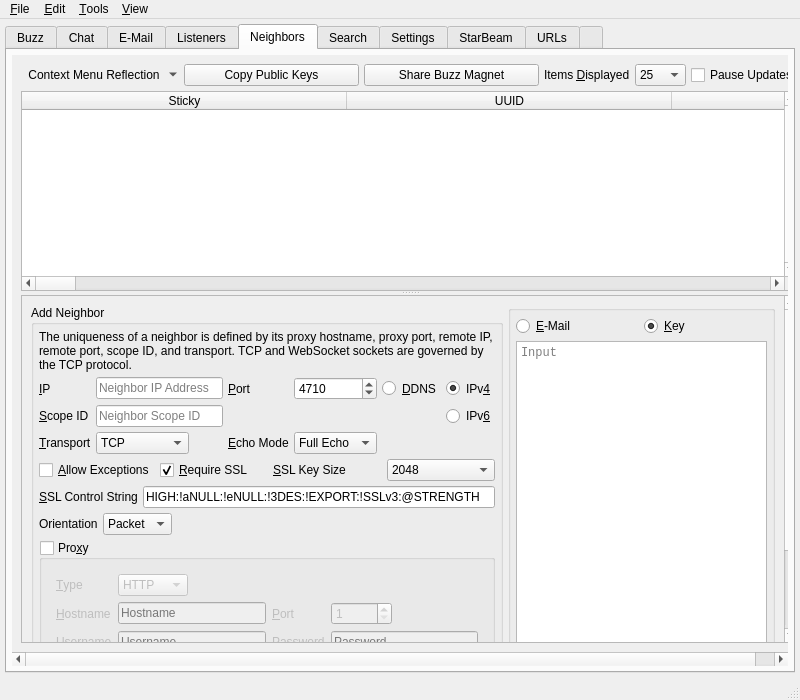
Above: branches/trunk/UI/spot-on-controlcenter.ui from textbrowser/spot-on before the change. Below: the same form after it.
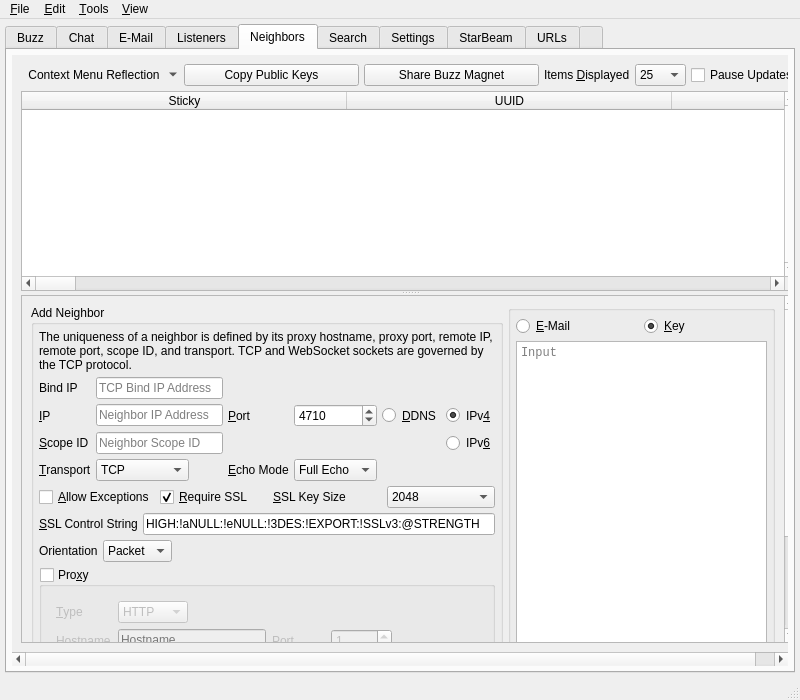
That is the form after the change. The open tabs and pages were chosen to show the change. Icons and pictures are not drawn. Custom widgets are drawn as their Qt base class.

Patch:
```diff
--- a/branches/trunk/UI/spot-on-controlcenter.ui
+++ b/branches/trunk/UI/spot-on-controlcenter.ui
@@ -3621,8 +3621,8 @@
             <rect>
              <x>0</x>
              <y>0</y>
-             <width>772</width>
-             <height>592</height>
+             <width>776</width>
+             <height>605</height>
             </rect>
            </property>
            <layout class="QVBoxLayout" name="verticalLayout_14">
@@ -4026,8 +4026,8 @@
                  <rect>
                   <x>0</x>
                   <y>0</y>
-                  <width>735</width>
-                  <height>603</height>
+                  <width>744</width>
+                  <height>562</height>
                  </rect>
                 </property>
                 <layout class="QVBoxLayout" name="verticalLayout_12">
@@ -4083,33 +4083,30 @@
                           <property name="spacing">
                            <number>5</number>
                           </property>
-                          <item row="0" column="1">
-                           <widget class="QLineEdit" name="neighborIP">
-                            <property name="placeholderText">
-                             <string>Neighbor IP Address</string>
-                            </property>
-                           </widget>
-                          </item>
-                          <item row="0" column="0">
-                           <widget class="QLabel" name="label_24">
-                            <property name="sizePolicy">
-                             <sizepolicy hsizetype="Minimum" vsizetype="Preferred">
-                              <horstretch>0</horstretch>
-                              <verstretch>0</verstretch>
-                             </sizepolicy>
-                            </property>
+                          <item row="1" column="2">
+                           <widget class="QLabel" name="label_13">
                             <property name="layoutDirection">
                              <enum>Qt::RightToLeft</enum>
                             </property>
                             <property name="text">
-                             <string>&amp;IP</string>
+                             <string>&amp;Port</string>
                             </property>
                             <property name="buddy">
                              <cstring>neighborIP</cstring>
                             </property>
                            </widget>
                           </item>
-                          <item row="0" column="3">
+                          <item row="3" column="0">
+                           <widget class="QLabel" name="label_66">
+                            <property name="text">
+                             <string>&amp;Transport</string>
+                            </property>
+                            <property name="buddy">
+                             <cstring>neighborTransport</cstring>
+                            </property>
+                           </widget>
+                          </item>
+                          <item row="1" column="3">
                            <widget class="QSpinBox" name="neighborPort">
                             <property name="minimum">
                              <number>1</number>
@@ -4122,39 +4119,7 @@
                             </property>
                            </widget>
                           </item>
-                          <item row="0" column="5">
-                           <widget class="QRadioButton" name="ipv4Neighbor">
-                            <property name="sizePolicy">
-                             <sizepolicy hsizetype="Minimum" vsizetype="Preferred">
-                              <horstretch>0</horstretch>
-                              <verstretch>0</verstretch>
-                             </sizepolicy>
-                            </property>
-                            <property name="layoutDirection">
-                             <enum>Qt::LeftToRight</enum>
-                            </property>
-                            <property name="text">
-                             <string>IPv&amp;4</string>
-                            </property>
-                            <property name="checked">
-                             <bool>true</bool>
-                            </property>
-                           </widget>
-                          </item>
-                          <item row="0" column="2">
-                           <widget class="QLabel" name="label_13">
-                            <property name="layoutDirection">
-                             <enum>Qt::RightToLeft</enum>
-                            </property>
-                            <property name="text">
-                             <string>&amp;Port</string>
-                            </property>
-                            <property name="buddy">
-                             <cstring>neighborPort</cstring>
-                            </property>
-                           </widget>
-                          </item>
-                          <item row="1" column="0">
+                          <item row="2" column="0">
                            <widget class="QLabel" name="neighborScopeIdLabel">
                             <property name="text">
                              <string>&amp;Scope ID</string>
@@ -4164,30 +4129,7 @@
                             </property>
                            </widget>
                           </item>
-                          <item row="1" column="1">
-                           <widget class="QLineEdit" name="neighborScopeId">
-                            <property name="placeholderText">
-                             <string>Neighbor Scope ID</string>
-                            </property>
-                           </widget>
-                          </item>
-                          <item row="1" column="5">
-                           <widget class="QRadioButton" name="ipv6Neighbor">
-                            <property name="sizePolicy">
-                             <sizepolicy hsizetype="Minimum" vsizetype="Preferred">
-                              <horstretch>0</horstretch>
-                              <verstretch>0</verstretch>
-                             </sizepolicy>
-                            </property>
-                            <property name="layoutDirection">
-                             <enum>Qt::LeftToRight</enum>
-                            </property>
-                            <property name="text">
-                             <string>IPv&amp;6</string>
-                            </property>
-                           </widget>
-                          </item>
-                          <item row="0" column="4">
+                          <item row="1" column="4">
                            <widget class="QRadioButton" name="dynamicdns">
                             <property name="sizePolicy">
                              <sizepolicy hsizetype="Minimum" vsizetype="Preferred">
@@ -4203,17 +4145,92 @@
                             </property>
                            </widget>
                           </item>
-                          <item row="2" column="0">
-                           <widget class="QLabel" name="label_66">
+                          <item row="1" column="5">
+                           <widget class="QRadioButton" name="ipv4Neighbor">
+                            <property name="sizePolicy">
+                             <sizepolicy hsizetype="Minimum" vsizetype="Preferred">
+                              <horstretch>0</horstretch>
+                              <verstretch>0</verstretch>
+                             </sizepolicy>
+                            </property>
+                            <property name="layoutDirection">
+                             <enum>Qt::LeftToRight</enum>
+                            </property>
                             <property name="text">
-                             <string>&amp;Transport</string>
+                             <string>IPv&amp;4</string>
                             </property>
-                            <property name="buddy">
-                             <cstring>neighborTransport</cstring>
+                            <property name="checked">
+                             <bool>true</bool>
                             </property>
                            </widget>
                           </item>
+                          <item row="3" column="3">
+                           <widget class="QComboBox" name="neighborsEchoMode">
+                            <property name="sizeAdjustPolicy">
+                             <enum>QComboBox::AdjustToContents</enum>
+                            </property>
+                            <item>
+                             <property name="text">
+                              <string>Full Echo</string>
+                             </property>
+                            </item>
+                            <item>
+                             <property name="text">
+                              <string>Half Echo</string>
+                             </property>
+                            </item>
+                           </widget>
+                          </item>
                           <item row="2" column="1">
+                           <widget class="QLineEdit" name="neighborScopeId">
+                            <property name="placeholderText">
+                             <string>Neighbor Scope ID</string>
+                            </property>
+                           </widget>
+                          </item>
+                          <item row="2" column="5">
+                           <widget class="QRadioButton" name="ipv6Neighbor">
+                            <property name="sizePolicy">
+                             <sizepolicy hsizetype="Minimum" vsizetype="Preferred">
+                              <horstretch>0</horstretch>
+                              <verstretch>0</verstretch>
+                             </sizepolicy>
+                            </property>
+                            <property name="layoutDirection">
+                             <enum>Qt::LeftToRight</enum>
+                            </property>
+                            <property name="text">
+                             <string>IPv&amp;6</string>
+                            </property>
+                           </widget>
+                          </item>
+                          <item row="1" column="1">
+                           <widget class="QLineEdit" name="neighborIP">
+                            <property name="placeholderText">
+                             <string>Neighbor IP Address</string>
+                            </property>
+                           </widget>
+                          </item>
+                          <item row="1" column="0">
+                           <widget class="QLabel" name="label_24">
+                            <property name="sizePolicy">
+                             <sizepolicy hsizetype="Minimum" vsizetype="Preferred">
+                              <horstretch>0</horstretch>
+                              <verstretch>0</verstretch>
+                             </sizepolicy>
+                            </property>
+                            <property name="layoutDirection">
+                             <enum>Qt::RightToLeft</enum>
+                            </property>
+                            <property name="text">
+                             <string>&amp;IP</string>
+                            </property>
+                            <property name="buddy">
+                             <cstring>neighborIP</cstring>
+                            </property>
+                           </widget>
+                          </item>
+                          <item row="3" column="1">
                            <layout class="QHBoxLayout" name="horizontalLayout_60">
                             <property name="spacing">
                              <number>5</number>
@@ -4268,7 +4285,7 @@
                             </item>
                            </layout>
                           </item>
-                          <item row="2" column="2">
+                          <item row="3" column="2">
                            <widget class="QLabel" name="label_39">
                             <property name="text">
                              <string>&amp;Echo Mode</string>
@@ -4278,21 +4295,21 @@
                             </property>
                            </widget>
                           </item>
-                          <item row="2" column="3">
-                           <widget class="QComboBox" name="neighborsEchoMode">
-                            <property name="sizeAdjustPolicy">
-                             <enum>QComboBox::AdjustToContents</enum>
+                          <item row="0" column="0">
+                           <widget class="QLabel" name="label_86">
+                            <property name="text">
+                             <string>Bind IP</string>
                             </property>
-                            <item>
-                             <property name="text">
-                              <string>Full Echo</string>
-                             </property>
-                            </item>
-                            <item>
-                             <property name="text">
-                              <string>Half Echo</string>
-                             </property>
-                            </item>
+                           </widget>
+                          </item>
+                          <item row="0" column="1">
+                           <widget class="QLineEdit" name="bind_ip">
+                            <property name="toolTip">
+                             <string>&lt;html&gt;&lt;head/&gt;&lt;body&gt;&lt;p&gt;Bind to the specified local IP address. Spot-On will attempt to establish a connection with the remote IP without creating a listening socket. The remote entity must prepare a similar neighbor. Please note that SSL / TLS is not supported!&lt;/p&gt;&lt;/body&gt;&lt;/html&gt;</string>
+                            </property>
+                            <property name="placeholderText">
+                             <string>TCP Bind IP Address</string>
+                            </property>
                            </widget>
                           </item>
                          </layout>
```
Left out of the diff: 49 changed lines with no effect on the pictures.
